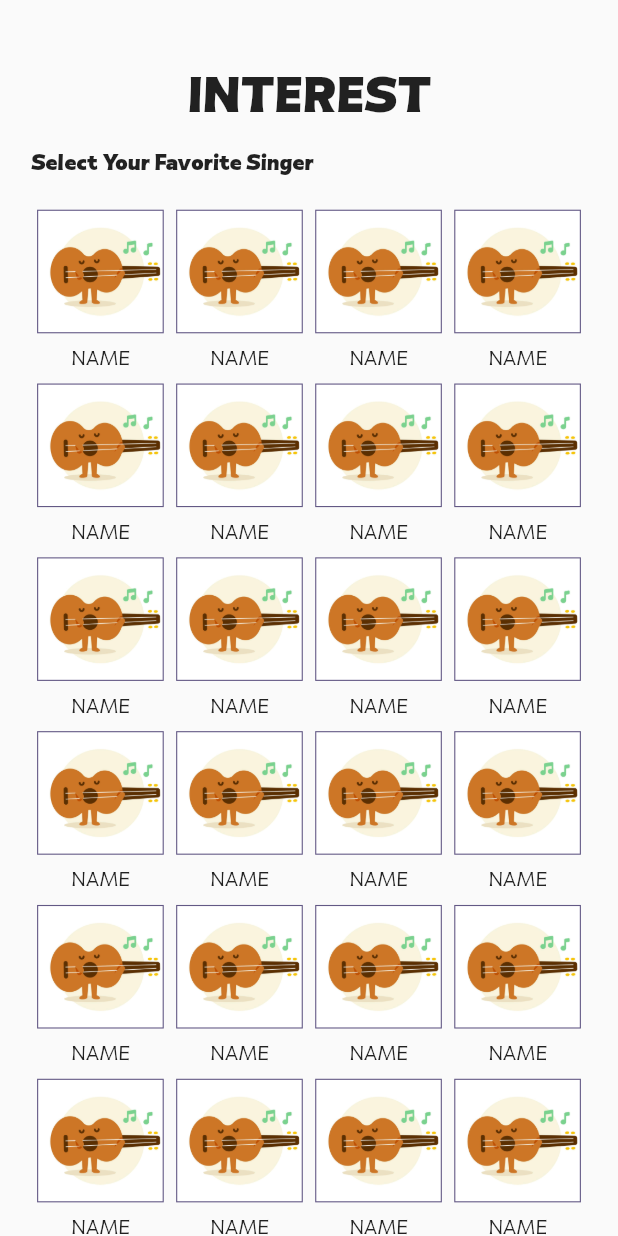
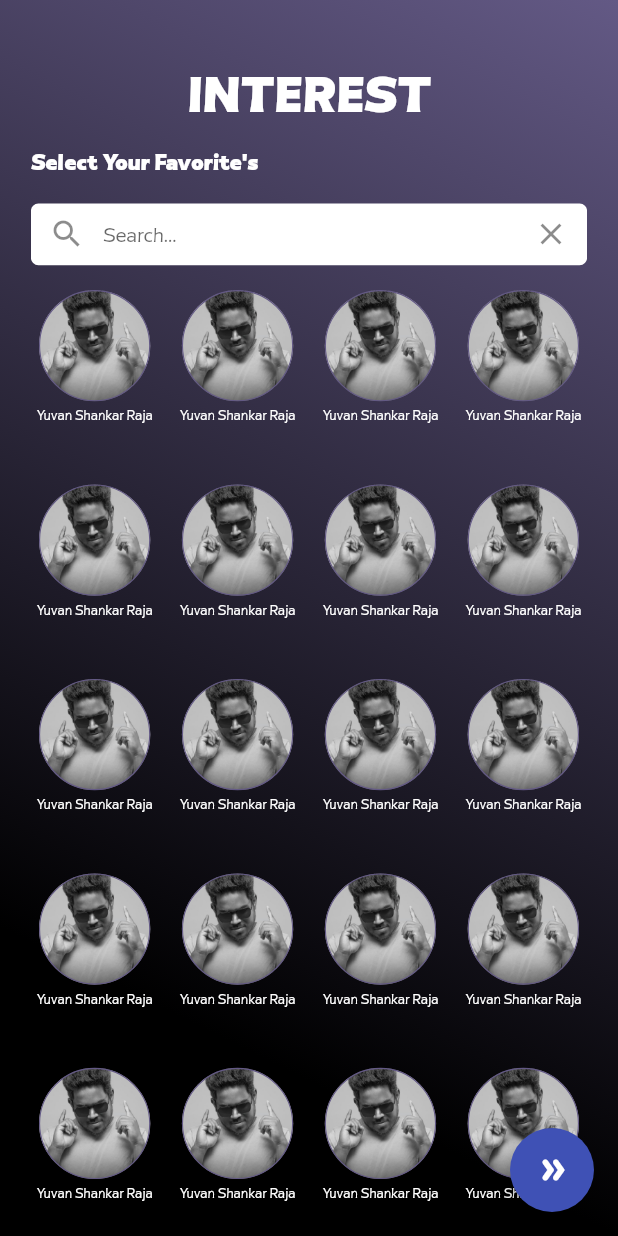
Before and after one commit to jagadeesJr/music_mate, a Flutter app: the InterestScreen screen opened directly, on a phone screen of 412 x 824 dp. Run offline on Flutter 3.47's test engine with Material 2 defaults, Android fonts, the phone set to English and light mode, and no system bars; our stand-ins replace connectivity_plus, dio, dots_indicator, flashy_tab_bar2, shared_preferences; accounts and stored records are empty.

Commit message:
[Feat:] interest screen edit

```diff
--- a/lib/globalaccess/toast_message/toster.dart
+++ b/lib/globalaccess/toast_message/toster.dart
@@ -1,4 +1,5 @@
 import 'package:flutter/material.dart';
+import '../../globalaccess/applib/applib.dart';
 
 
   toasterMessage(msg,imgUrl) {
@@ -9,15 +10,16 @@
         content: SizedBox(
           child: Row(children: [
              SizedBox(
-              height: 30,
+              height: SizeConfig.blockSizeVertical! * 3.5,
               child: Image(image: AssetImage(imgUrl)) ),
-            const SizedBox(
-              width: 10,
+             SizedBox(
+              width: SizeConfig.blockSizeHorizontal! * 5,
             ),
             Text(
               msg,
-              style:const TextStyle(
-              fontSize:16,
+              style: TextStyle(
+                fontFamily: "Olimpos_light",
+              fontSize:SizeConfig.blockSizeVertical! * 1.6,
               ),
             ),
           ]),
--- a/lib/main.dart
+++ b/lib/main.dart
@@ -23,7 +23,7 @@
       themeMode:ThemeMode.system,
       theme: ThemeData(
         fontFamily: "Olimpos_light",
-        primarySwatch: Colors.amber,
+        primarySwatch: Colors.indigo,
       ),
        routes: {
         '/':(context) => const NoInternet(),
--- a/lib/screens/interest/interest_screen.dart
+++ b/lib/screens/interest/interest_screen.dart
@@ -1,5 +1,6 @@
 import 'package:flutter/material.dart';
 import '../../globalaccess/applib/applib.dart';
+import 'interestfun.dart';
 
 class InterestScreen extends StatefulWidget {
   const InterestScreen({super.key});
@@ -9,22 +10,34 @@
 }
 
 class _InterestScreenState extends State<InterestScreen> {
+  String searchBar = "";
+  List selectSinger = [];
+
   @override
   Widget build(BuildContext context) {
     return LayoutBuilder(
         builder: (BuildContext context, BoxConstraints constraints) {
       return Scaffold(
         body: Container(
-          margin: EdgeInsets.symmetric(
-              horizontal: SizeConfig.blockSizeHorizontal! * 5),
+          decoration: const BoxDecoration(
+              gradient: LinearGradient(
+                  stops: [.2, 1],
+                  begin: Alignment.bottomLeft,
+                  end: Alignment.topRight,
+                  colors: [Colors.black, Color(0xFF635985)])),
           height: MediaQuery.of(context).size.height,
           width: MediaQuery.of(context).size.width,
+          child: Padding(
+            padding: EdgeInsets.symmetric(
+                horizontal: SizeConfig.blockSizeHorizontal! * 5),
+            child: SingleChildScrollView(
               child: Column(
                 children: [
                   SizedBox(height: SizeConfig.blockSizeVertical! * 4),
                   Text(
                     "INTEREST",
                     style: TextStyle(
+                        color: Colors.white,
                         fontFamily: "Olimpos_bold",
                         fontSize: SizeConfig.blockSizeVertical! * 5),
                   ),
@@ -32,52 +45,93 @@
                   Row(
                     children: [
                       Text(
-                    "Select Your Favorite Singer",
+                        "Select Your Favorite's",
                         style: TextStyle(
+                            color: Colors.white,
                             fontFamily: "Olimpos_bold",
                             fontSize: SizeConfig.blockSizeVertical! * 2.2),
                       )
                     ],
                   ),
                   SizedBox(height: SizeConfig.blockSizeVertical! * 2),
-              Expanded(
-                child: GridView.builder(
-                    gridDelegate:
-                        const SliverGridDelegateWithFixedCrossAxisCount(
-                            crossAxisCount: 4, childAspectRatio: 0.8),
+                  Container(
+                    width: double.infinity,
+                    height: SizeConfig.blockSizeVertical! * 5,
+                    decoration: BoxDecoration(
+                        color: Colors.white,
+                        borderRadius: BorderRadius.circular(5)),
+                    child: Center(
+                      child: TextFormField(
+                        decoration: InputDecoration(
+                            prefixIcon: const Icon(Icons.search),
+                            suffixIcon: InkWell(
+                                onTap: () {
+                                  FocusScope.of(context).unfocus();
+                                },
+                                child: const Icon(Icons.clear)),
+                            hintText: 'Search...',
+                            border: InputBorder.none),
+                      ),
+                    ),
+                  ),
+                  SizedBox(height: SizeConfig.blockSizeVertical! * 2),
+                  GridView.builder(
+                      physics: const ScrollPhysics(),
+                      shrinkWrap: true,
+                      gridDelegate: SliverGridDelegateWithFixedCrossAxisCount(
+                          crossAxisCount: 4,
+                          childAspectRatio: 0.7,
+                          mainAxisSpacing: SizeConfig.blockSizeVertical! * 1,
+                          crossAxisSpacing:
+                              SizeConfig.blockSizeHorizontal! * 2.5),
                       itemCount: 60,
                       itemBuilder: (buildcontext, index) {
+                        return interestArea(
+                            "assets/images/u1.jpg", "Yuvan Shankar Raja");
+                      }),
+                  SizedBox(height: SizeConfig.blockSizeVertical! * 2),
+                ],
+              ),
+            ),
+          ),
+        ),
+        floatingActionButton: FloatingActionButton(
+          backgroundColor: Colors.indigo,
+          onPressed: () {
+            validateSelection(searchBar,selectSinger,context);
+          },
+          child: const Icon(Icons.double_arrow_rounded),
+        ),
+      );
+    });
+  }
+
+  Widget interestArea(image, name) {
     return Column(
       children: [
         Container(
           padding: EdgeInsets.symmetric(
               horizontal: SizeConfig.blockSizeHorizontal! * 3,
               vertical: SizeConfig.blockSizeVertical! * 1),
-                            margin: EdgeInsets.symmetric(
-                                horizontal: SizeConfig.blockSizeHorizontal! * 1,
-                                vertical: SizeConfig.blockSizeVertical! * 0.5),
-                            height: SizeConfig.blockSizeVertical! * 10,
+          height: SizeConfig.blockSizeVertical! * 9,
           decoration: BoxDecoration(
-                              image: const DecorationImage(
-                                  fit: BoxFit.cover,
-                                  image: AssetImage(
-                                      "assets/images/coming_soon.gif")),
+            shape: BoxShape.circle,
+            image: DecorationImage(fit: BoxFit.cover, image: AssetImage(image)),
             border: Border.all(
                 color: const Color(0xFF635985),
                 width: SizeConfig.blockSizeHorizontal! * 0.18,
                 style: BorderStyle.solid),
           ),
         ),
-                          Text("NAME",style: TextStyle(
-                      fontSize: SizeConfig.blockSizeVertical! * 2))
+        SizedBox(height: SizeConfig.blockSizeVertical! * 0.2),
+        Text(
+          name,
+          style: TextStyle(
+              color: Colors.white,
+              fontSize: SizeConfig.blockSizeVertical! * 1.3),
+          textAlign: TextAlign.center,
+        ),
       ],
     );
-                    }),
-              ),
-            ],
-          ),
-        ),
-      );
-    });
   }
 }
--- /dev/null
+++ b/lib/screens/interest/interestfun.dart
@@ -0,0 +1,12 @@
+import 'package:flutter/material.dart';
+
+import '../../globalaccess/applib/applib.dart';
+
+String validateSelection(searchBar, selectSinger, context) {
+  ScaffoldMessenger.of(context)
+    ..hideCurrentSnackBar()
+    ..showSnackBar(toasterMessage(
+        "Select any three favorite's.", "assets/icons/warning.png"));
+  Navigator.pushNamed(context, "dashboard");
+  return "true";
+}
--- a/lib/screens/walkthrough/pageview.dart
+++ b/lib/screens/walkthrough/pageview.dart
@@ -35,7 +35,6 @@
                           style: TextStyle(
                               color:Colors.white,
                               fontSize: SizeConfig.blockSizeVertical! * 3.5,
-                              // fontFamily: "Olimpos_bold",
                               fontWeight: FontWeight.bold),
                         ),
                         Padding(
--- a/lib/screens/walkthrough/walkthrough_screen.dart
+++ b/lib/screens/walkthrough/walkthrough_screen.dart
@@ -106,7 +106,7 @@
                   Navigator.pushReplacement(
                       context,
                       MaterialPageRoute(
-                          builder: (context) => const Dashboard()));
+                          builder: (context) => const InterestScreen()));
                   //     ScaffoldMessenger.of(context)
                   // ..hideCurrentSnackBar()
                   // ..showSnackBar(toasterMessage("Going to Start Page.","assets/images/go_image.gif"));
@@ -118,7 +118,7 @@
                   width: SizeConfig.blockSizeHorizontal! * 20,
                   decoration: BoxDecoration(
                       borderRadius: BorderRadius.circular(15),
-                      color: Colors.pinkAccent),
+                      color:const Color(0xFF635985)),
                   child: Row(
                     children: [
                       Image(
```
Also changed, not shown: assets/images/u1.jpg (added). Lines whose indentation alone changed are shown as unchanged.
